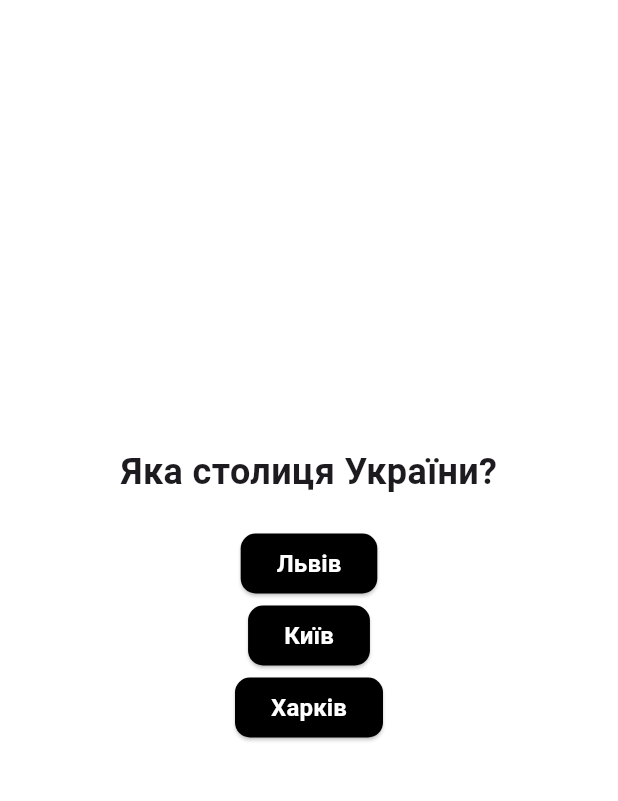
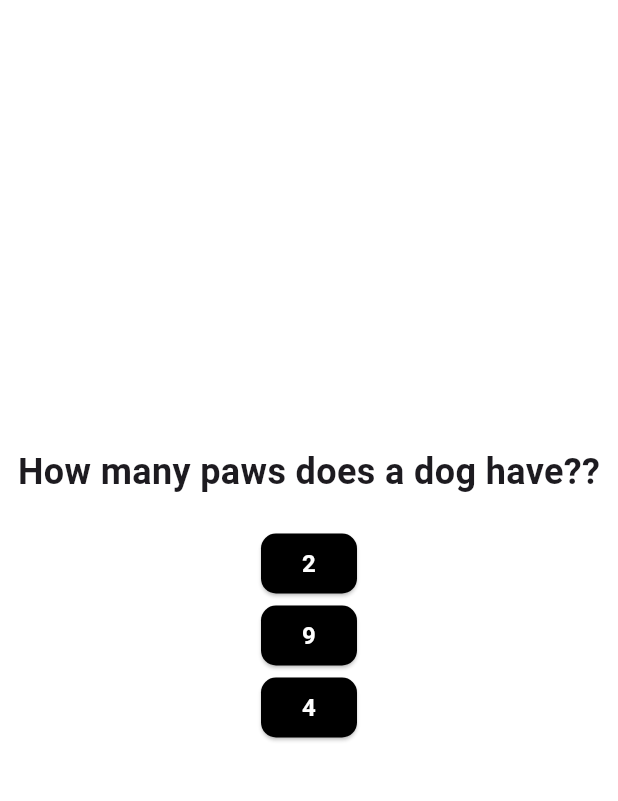
Before and after one commit to MaximDmytruk/quiz, a Flutter app: the QuestionScreen screen opened by its route, after a tap on an icon or button, on a phone screen of 412 x 824 dp, the part 65-866 px from its top. Run offline on Flutter 3.47's test engine with Material 3 defaults, Android fonts, the phone set to English and light mode, and no system bars; our stand-ins replace bloc, flutter_bloc, freezed_annotation.

Commit message:
Add questions

```diff
--- /dev/null
+++ b/lib/constants/questions_list.dart
@@ -0,0 +1,43 @@
+import 'package:quiz/models/question_model/question_model.dart';
+
+final List<QuestionModel> questionsList = [
+  QuestionModel(
+    text: "How much is 2 + 2 ?",
+    options: ["3", "4", "5", "8"],
+    correctAnswer: "4",
+  ),
+  QuestionModel(
+    text: "How many paws does a dog have??",
+    options: ["2", "9", "4"],
+    correctAnswer: "4",
+  ),
+  QuestionModel(
+    text: "What is the capital of Ukraine?",
+    options: ["Lviv", "Kyiv", "Kharkiv"],
+    correctAnswer: "Kyiv",
+  ),
+
+  QuestionModel(
+    text: "Who invented electricity?",
+    options: [
+      "Benjamin Franklin",
+      "My neighbor who just wanted to charge his phone",
+      "Tesla, but not Elon",
+      "God Thor",
+    ],
+    correctAnswer: "Tesla, but not Elon",
+  ),
+  QuestionModel(
+    text: "Which came first: the chicken or the egg?",
+    options: [
+      "The egg, because dinosaurs came first",
+      "This is a philosophical bug",
+    ],
+    correctAnswer: "This is a philosophical bug",
+  ),
+  QuestionModel(
+    text: "How genetically similar is a human to a banana?",
+    options: ["About 40-60%", "100% - We are bananas!", "84"],
+    correctAnswer: "About 40-60%",
+  ),
+];
--- a/lib/screens/question_screen/question_screen.dart
+++ b/lib/screens/question_screen/question_screen.dart
@@ -2,6 +2,7 @@ import 'package:flutter/material.dart';
 import 'package:flutter_bloc/flutter_bloc.dart';
 import 'package:quiz/blocs/question_cubit/question_cubit.dart';
 import 'package:quiz/constants/colors_app.dart';
+import 'package:quiz/constants/questions_list.dart';
 import 'package:quiz/constants/text_app.dart';
 import 'package:quiz/models/question_model/question_model.dart';
 import 'package:quiz/screens/question_screen/widgets/question_column.dart';
@@ -21,27 +22,11 @@ class QuestionScreen extends StatefulWidget {
 class _QuestionScreenState extends State<QuestionScreen> {
   @override
   void initState() {
-    context.read<QuestionCubit>().loadQuestions(sampleQuestions);
+    context.read<QuestionCubit>().loadQuestions(questionsList);
     super.initState();
   }
 
-  final List<QuestionModel> sampleQuestions = [
-    QuestionModel(
-      text: "Скільки буде 2 + 2 ?",
-      options: ["3", "4", "5"],
-      correctAnswer: "4",
-    ),
-    QuestionModel(
-      text: "Яка столиця України?",
-      options: ["Львів", "Київ", "Харків"],
-      correctAnswer: "Київ",
-    ),
-    QuestionModel(
-      text: "Скільки континентів на Землі?",
-      options: ["5", "6", "7"],
-      correctAnswer: "7",
-    ),
-  ];
+
 
   @override
   Widget build(BuildContext context) {
```
